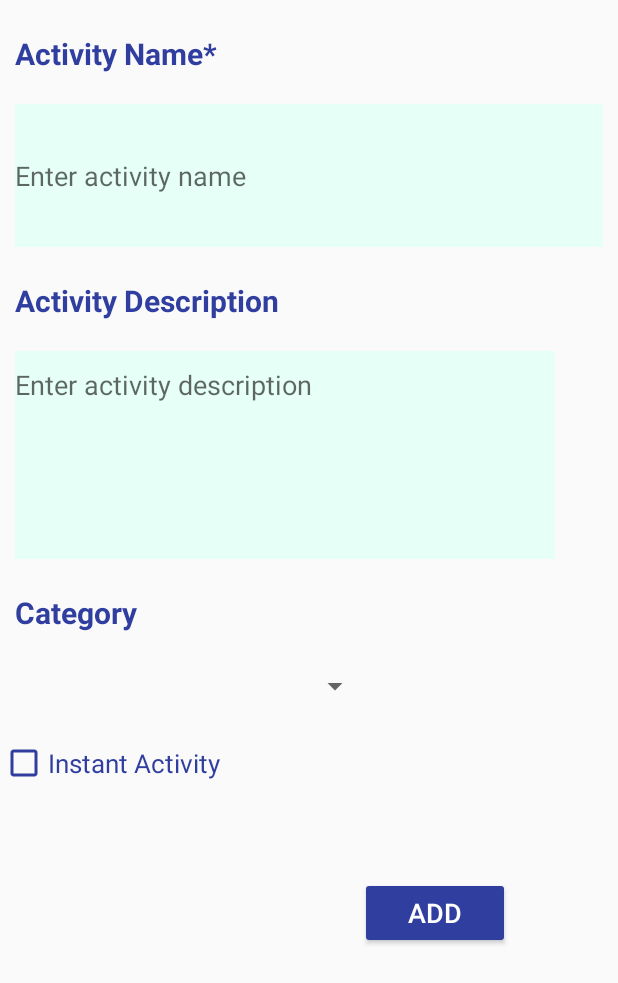
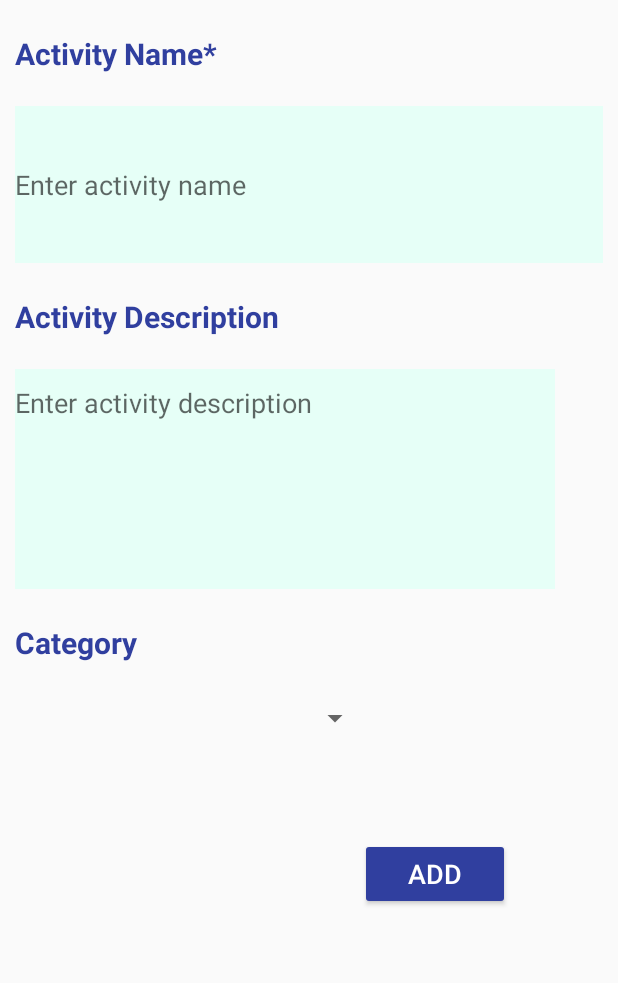
Before and after one commit to cpe305Spring17/reAct, an Android app: the layout activity_create_new.xml on its own in the app's theme, with its tools: preview values and no code run, on a phone screen of 412 x 824 dp. Shown: the top 983 px of the screen. Run offline under Robolectric (Android 15) with nearby library versions, the phone set to English and light mode, and no system bars.

```diff
--- a/app/src/main/java/edu/calpoly/react/MainActivity.java
+++ b/app/src/main/java/edu/calpoly/react/MainActivity.java
@@ -8,6 +8,6 @@ public class MainActivity extends AppCompatActivity {
     @Override
     protected void onCreate(Bundle savedInstanceState) {
         super.onCreate(savedInstanceState);
-        setContentView(R.layout.activity_main);
+        setContentView(R.layout.activity_create_new);
     }
 }
--- a/app/src/main/res/layout/activity_create_new.xml
+++ b/app/src/main/res/layout/activity_create_new.xml
@@ -3,8 +3,8 @@
     xmlns:tools="http://schemas.android.com/tools"
     android:id="@+id/activity_create_new"
     android:layout_width="match_parent"
-    android:layout_height="match_parent">
-    <!-- tools:context="edu.calpoly.react.CreateNewActivity" -->
+    android:layout_height="match_parent"
+    tools:context="edu.calpoly.react.CreateNewActivity">
 
     <LinearLayout xmlns:android="http://schemas.android.com/apk/res/android"
         android:orientation="vertical" android:layout_width="match_parent"
@@ -77,15 +77,6 @@
             android:layout_marginTop="5dp"
             android:layout_height="40dp"></Spinner>
 
-        <CheckBox android:id="@+id/instant_activity"
-            android:layout_width="wrap_content"
-            android:layout_height="wrap_content"
-            android:textSize="17dp"
-            android:textColor="@color/colorPrimaryDark"
-            android:layout_marginTop="15dp"
-            android:buttonTint="@color/colorPrimaryDark"
-            android:text="@string/instant_activity"/>
-
         <Button
             android:layout_width="100dp"
             android:layout_height="wrap_content"
```
Also changed, not shown: app/src/main/java/edu/calpoly/react/model/database/DBSeed.java (+110 -0 lines).
